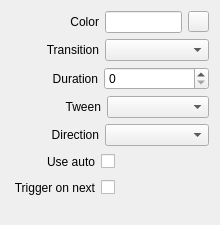
Above: src/Widgets/Inspector/InspectorSolidColorWidget.ui from CasparCG/client before the change. Below: the same form after it.
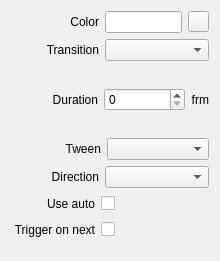
That is the form after the change.

Commit message: Added description text to duration properties in the inspector panel.

Patch:
```diff
--- a/src/Widgets/Inspector/InspectorSolidColorWidget.ui
+++ b/src/Widgets/Inspector/InspectorSolidColorWidget.ui
@@ -7,7 +7,7 @@
     <x>0</x>
     <y>0</y>
     <width>220</width>
-    <height>225</height>
+    <height>261</height>
    </rect>
   </property>
   <property name="sizePolicy">
@@ -147,6 +147,16 @@
        </property>
       </widget>
      </item>
+     <item>
+      <widget class="QLabel" name="labelFrm1">
+       <property name="text">
+        <string>frm</string>
+       </property>
+       <property name="alignment">
+        <set>Qt::AlignRight|Qt::AlignTrailing|Qt::AlignVCenter</set>
+       </property>
+      </widget>
+     </item>
     </layout>
    </item>
    <item>
```
The commit also changes 14 other files.
